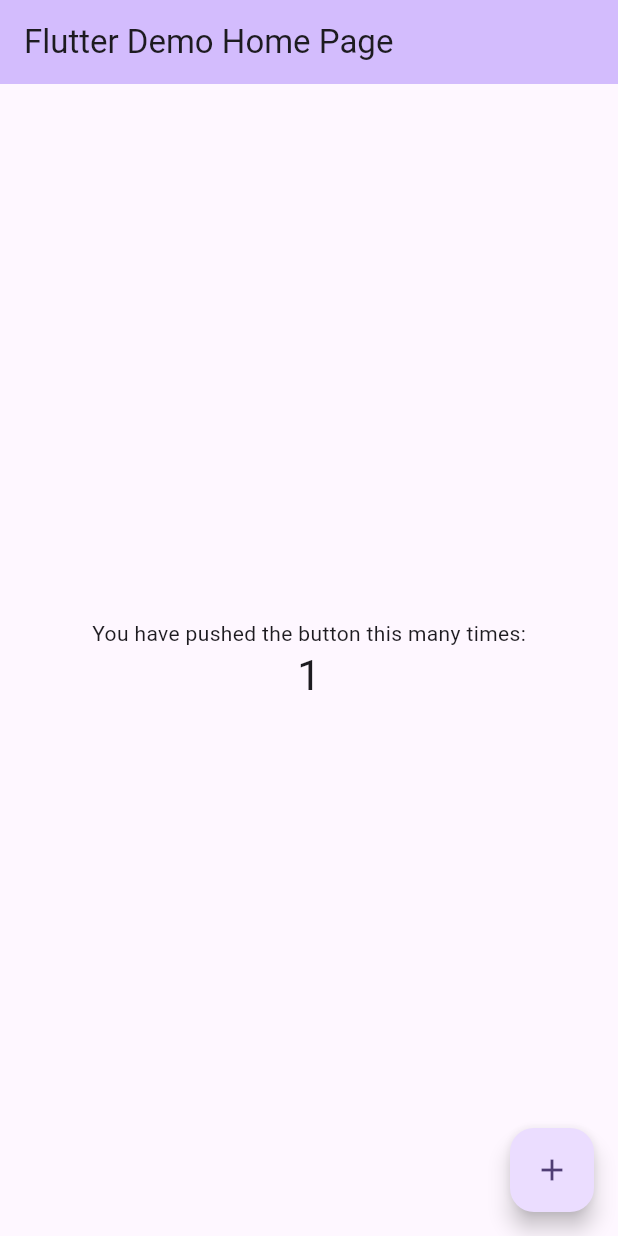
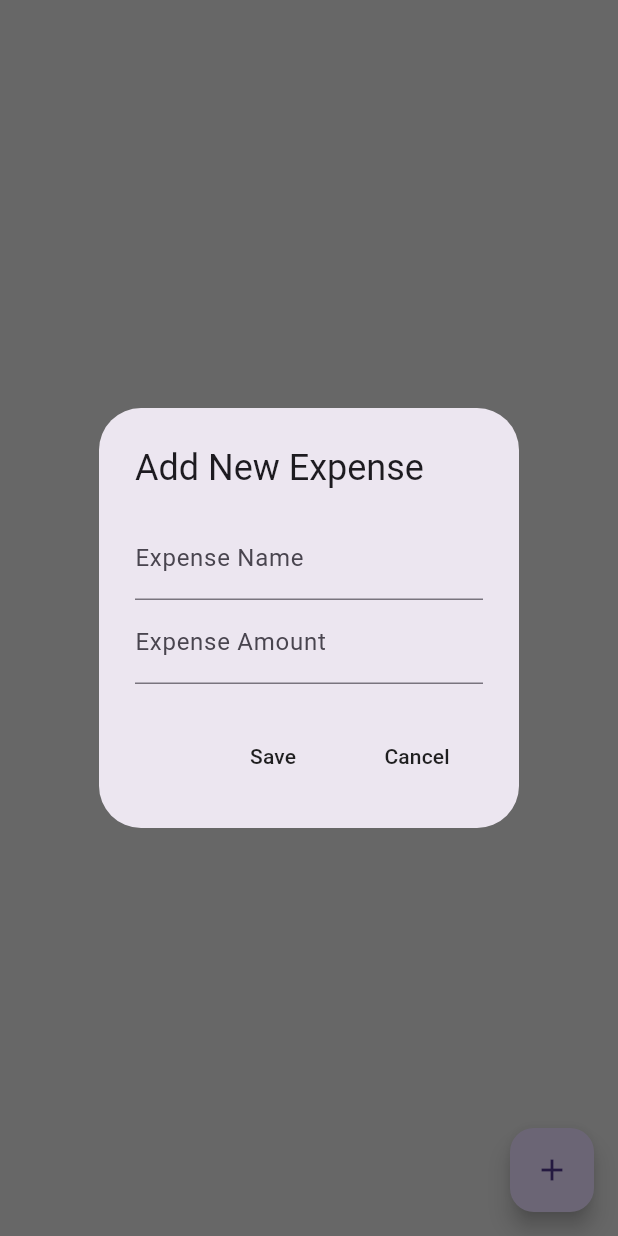
Before and after one commit to Reirou24/expense_tracker_app, a Flutter app: the screen it shows after launch, after a tap on the "add" icon, on a phone screen of 412 x 824 dp. Run offline on Flutter 3.47's test engine with Material 3 defaults, Android fonts, the phone set to English and light mode, and no system bars.

Commit message:
added ui

```diff
--- /dev/null
+++ b/expense_tracker/lib/components/expense_tile.dart
@@ -0,0 +1,18 @@
+import 'package:flutter/material.dart';
+
+class ExpenseTile extends StatelessWidget {
+  final String name;
+  final String amount;
+  final DateTime dateTime;
+
+  const ExpenseTile({super.key, required this.name, required this.amount, required this.dateTime});
+
+  @override
+  Widget build(BuildContext context) {
+    return ListTile(
+            title: Text(name),
+            subtitle: Text('${dateTime.day}/${dateTime.month}/${dateTime.year}'),
+            trailing: Text('₱$amount'),
+    );
+  }
+}
--- a/expense_tracker/lib/data/expense_data.dart
+++ b/expense_tracker/lib/data/expense_data.dart
@@ -1,7 +1,8 @@
 import 'package:expense_tracker/datetime/date_time_helper.dart';
 import 'package:expense_tracker/models/expense_item.dart';
+import 'package:flutter/material.dart';
 
-class ExpenseData {
+class ExpenseData extends ChangeNotifier{
 
   //list of expenses
   List<ExpenseItem> overallExpenseList = [];
@@ -14,11 +15,14 @@ class ExpenseData {
   //add new expense
   void addNewExpense(ExpenseItem newExpense) {
     overallExpenseList.add(newExpense);
+    //make any changes such as saving and deleting, we notify listeners
+    notifyListeners();
   }
 
   //delete expense
   void deleteExpense(ExpenseItem expense) {
     overallExpenseList.remove(expense);
+    notifyListeners();
   }
 
   //get weekday from dateTime object
--- a/expense_tracker/lib/main.dart
+++ b/expense_tracker/lib/main.dart
@@ -1,122 +1,29 @@
+import 'package:expense_tracker/data/expense_data.dart';
+import 'package:expense_tracker/pages/home_page.dart';
 import 'package:flutter/material.dart';
+import 'package:provider/provider.dart';
 
 void main() {
   runApp(const MyApp());
 }
 
 class MyApp extends StatelessWidget {
-  const MyApp({super.key});
+  const MyApp({Key? key}) : super(key: key);
 
-  // This widget is the root of your application.
+
+  //provider lets it share and manage state across the widgets in my application
   @override
   Widget build(BuildContext context) {
-    return MaterialApp(
-      title: 'Flutter Demo',
+    return ChangeNotifierProvider(
+      create: (context) => ExpenseData(),
+      builder: (context, child) => MaterialApp(
+      debugShowCheckedModeBanner: false,
+      title: 'Expense Tracker',
       theme: ThemeData(
-        // This is the theme of your application.
-        //
-        // TRY THIS: Try running your application with "flutter run". You'll see
-        // the application has a purple toolbar. Then, without quitting the app,
-        // try changing the seedColor in the colorScheme below to Colors.green
-        // and then invoke "hot reload" (save your changes or press the "hot
-        // reload" button in a Flutter-supported IDE, or press "r" if you used
-        // the command line to start the app).
-        //
-        // Notice that the counter didn't reset back to zero; the application
-        // state is not lost during the reload. To reset the state, use hot
-        // restart instead.
-        //
-        // This works for code too, not just values: Most code changes can be
-        // tested with just a hot reload.
-        colorScheme: ColorScheme.fromSeed(seedColor: Colors.deepPurple),
+        primarySwatch: Colors.blue,
       ),
-      home: const MyHomePage(title: 'Flutter Demo Home Page'),
+      home: const HomePage(),
+    ),
     );
   }
 }
-
-class MyHomePage extends StatefulWidget {
-  const MyHomePage({super.key, required this.title});
-
-  // This widget is the home page of your application. It is stateful, meaning
-  // that it has a State object (defined below) that contains fields that affect
-  // how it looks.
-
-  // This class is the configuration for the state. It holds the values (in this
-  // case the title) provided by the parent (in this case the App widget) and
-  // used by the build method of the State. Fields in a Widget subclass are
-  // always marked "final".
-
-  final String title;
-
-  @override
-  State<MyHomePage> createState() => _MyHomePageState();
-}
-
-class _MyHomePageState extends State<MyHomePage> {
-  int _counter = 0;
-
-  void _incrementCounter() {
-    setState(() {
-      // This call to setState tells the Flutter framework that something has
-      // changed in this State, which causes it to rerun the build method below
-      // so that the display can reflect the updated values. If we changed
-      // _counter without calling setState(), then the build method would not be
-      // called again, and so nothing would appear to happen.
-      _counter++;
-    });
-  }
-
-  @override
-  Widget build(BuildContext context) {
-    // This method is rerun every time setState is called, for instance as done
-    // by the _incrementCounter method above.
-    //
-    // The Flutter framework has been optimized to make rerunning build methods
-    // fast, so that you can just rebuild anything that needs updating rather
-    // than having to individually change instances of widgets.
-    return Scaffold(
-      appBar: AppBar(
-        // TRY THIS: Try changing the color here to a specific color (to
-        // Colors.amber, perhaps?) and trigger a hot reload to see the AppBar
-        // change color while the other colors stay the same.
-        backgroundColor: Theme.of(context).colorScheme.inversePrimary,
-        // Here we take the value from the MyHomePage object that was created by
-        // the App.build method, and use it to set our appbar title.
-        title: Text(widget.title),
-      ),
-      body: Center(
-        // Center is a layout widget. It takes a single child and positions it
-        // in the middle of the parent.
-        child: Column(
-          // Column is also a layout widget. It takes a list of children and
-          // arranges them vertically. By default, it sizes itself to fit its
-          // children horizontally, and tries to be as tall as its parent.
-          //
-          // Column has various properties to control how it sizes itself and
-          // how it positions its children. Here we use mainAxisAlignment to
-          // center the children vertically; the main axis here is the vertical
-          // axis because Columns are vertical (the cross axis would be
-          // horizontal).
-          //
-          // TRY THIS: Invoke "debug painting" (choose the "Toggle Debug Paint"
-          // action in the IDE, or press "p" in the console), to see the
-          // wireframe for each widget.
-          mainAxisAlignment: MainAxisAlignment.center,
-          children: <Widget>[
-            const Text('You have pushed the button this many times:'),
-            Text(
-              '$_counter',
-              style: Theme.of(context).textTheme.headlineMedium,
-            ),
-          ],
-        ),
-      ),
-      floatingActionButton: FloatingActionButton(
-        onPressed: _incrementCounter,
-        tooltip: 'Increment',
-        child: const Icon(Icons.add),
-      ), // This trailing comma makes auto-formatting nicer for build methods.
-    );
-  }
-}
--- a/expense_tracker/lib/models/expense_item.dart
+++ b/expense_tracker/lib/models/expense_item.dart
@@ -0,0 +1,11 @@
+class ExpenseItem {
+  final String name;
+  final String amount;
+  final DateTime dateTime;
+
+  ExpenseItem({
+    required this.name,
+    required this.amount,
+    required this.dateTime,
+  });
+}
--- a/expense_tracker/lib/pages/home_page.dart
+++ b/expense_tracker/lib/pages/home_page.dart
@@ -0,0 +1,109 @@
+import 'package:expense_tracker/components/expense_tile.dart';
+import 'package:expense_tracker/data/expense_data.dart';
+import 'package:expense_tracker/models/expense_item.dart';
+import 'package:flutter/material.dart';
+import 'package:provider/provider.dart';
+
+class HomePage extends StatefulWidget {
+  const HomePage({super.key});
+
+  @override
+  State<HomePage> createState() => _HomePageState();
+}
+
+class _HomePageState extends State<HomePage> {
+
+  //text controllers
+  final newExpenseNameController = TextEditingController();
+  final newExpenseAmountController = TextEditingController();
+
+  //add new expense
+  void addNewExpense() {
+    showDialog(
+      context: context,
+      builder: (context) => AlertDialog(
+        title: Text('Add New Expense'),
+        content: Column(
+          mainAxisSize: MainAxisSize.min,
+          children: [
+          //expense name
+          TextField(
+            decoration: InputDecoration(
+              labelText: 'Expense Name',
+            ),
+            controller: newExpenseNameController
+          ),
+
+          //expense amount
+          TextField(
+            decoration: InputDecoration(
+              labelText: 'Expense Amount',
+            ),
+            controller: newExpenseAmountController
+          ),
+        ],),
+        actions: [
+          //save button
+          MaterialButton(
+            onPressed: save,
+            child: Text('Save'),
+            ),
+
+
+          //cancel button
+          MaterialButton(
+            onPressed: cancel,
+            child: Text('Cancel'),
+            ),
+        ]
+      ));
+  }
+
+  //save button
+  void save() {
+    ExpenseItem newExpense = ExpenseItem(
+      name: newExpenseNameController.text,
+      amount: newExpenseAmountController.text,
+      dateTime: DateTime.now(),
+    );
+
+    Provider.of<ExpenseData>(context, listen: false).addNewExpense(newExpense);
+
+    //removes dialog
+    Navigator.pop(context);
+    clear();
+  }
+
+  //cancel button
+  void cancel() {
+
+  }
+
+  //clear all data
+  void clear() {
+    newExpenseAmountController.clear();
+    newExpenseNameController.clear();
+  }
+
+  @override
+  Widget build(BuildContext context) {
+    //rebuilds the widget depending on data
+    return Consumer<ExpenseData>(
+      builder: (context, value, child) => Scaffold(
+        backgroundColor: Colors.grey[300],
+        floatingActionButton: FloatingActionButton(
+          onPressed: addNewExpense,
+          child: Icon(Icons.add),
+          ),
+        body: ListView.builder(
+          itemCount: value.getAllExpenseList().length,
+          itemBuilder: (context, index) => ExpenseTile(
+            name: value.getAllExpenseList()[index].name,
+            dateTime: value.getAllExpenseList()[index].dateTime,
+            amount: value.getAllExpenseList()[index].amount,
+          ),
+        )
+      ),
+    );
+  }
+}
--- a/expense_tracker/pubspec.yaml
+++ b/expense_tracker/pubspec.yaml
@@ -34,6 +34,7 @@ dependencies:
   # The following adds the Cupertino Icons font to your application.
   # Use with the CupertinoIcons class for iOS style icons.
   cupertino_icons: ^1.0.8
+  provider: ^6.0.1
 
 dev_dependencies:
   flutter_test:
```
Also changed, not shown: expense_tracker/lib/bar graph/bar_data.dart (added), expense_tracker/lib/bar graph/individual_bar.dart (added), expense_tracker/lib/components/expense_summary.dart (added), expense_tracker/pubspec.lock.
